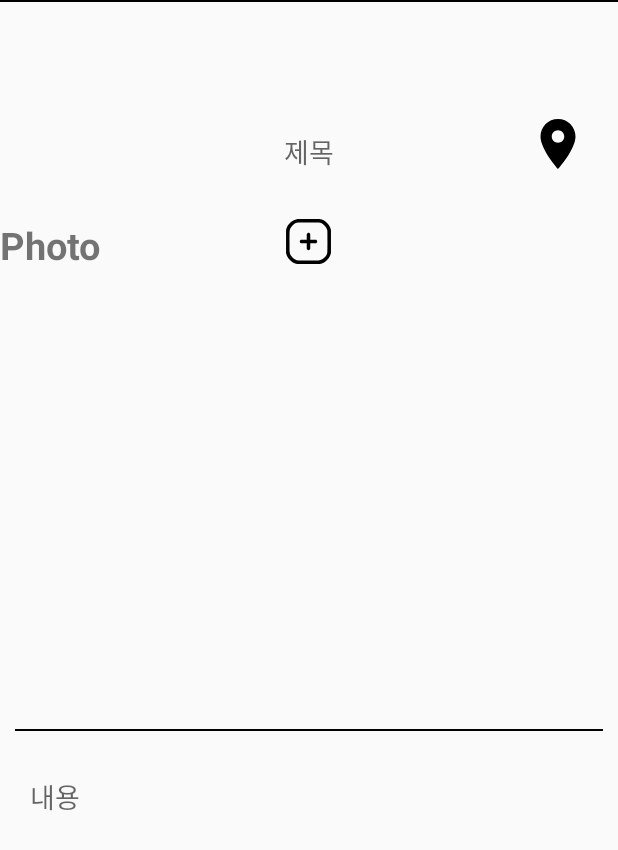
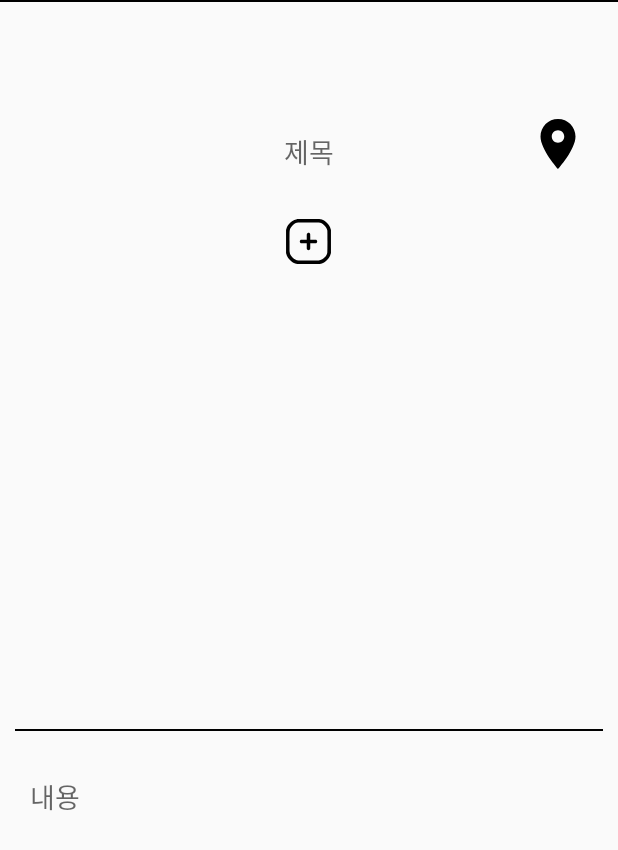
Before and after one commit to Nongdanggong/MNS, an Android app: the PostCreateFragment screen opened through its navigation route, on a phone screen of 412 x 824 dp. Shown: the top 850 px of the screen. Run offline under Robolectric (Android 15) with nearby library versions, the phone set to English and light mode, and no system bars; our stand-ins replace Room's generated code; 1 statement that could not run was skipped.

```diff
--- a/app/src/main/res/layout/drawer_toolbar.xml
+++ b/app/src/main/res/layout/drawer_toolbar.xml
@@ -5,6 +5,7 @@
     android:layout_width="match_parent"
     android:layout_height="wrap_content"
     android:background="#CBFFFA"
+    app:title=" "
     xmlns:android="http://schemas.android.com/apk/res/android">
 
     <ImageView
--- a/app/src/main/res/layout/fragment_post_create.xml
+++ b/app/src/main/res/layout/fragment_post_create.xml
@@ -38,12 +38,12 @@
         android:layout_height="30dp"
         android:orientation="horizontal">
 
-        <TextView
-            android:layout_width="wrap_content"
-            android:layout_height="match_parent"
-            android:text="Photo"
-            android:textSize="25dp"
-            android:textStyle="bold" />
+<!--        <TextView-->
+<!--            android:layout_width="wrap_content"-->
+<!--            android:layout_height="match_parent"-->
+<!--            android:text="Photo"-->
+<!--            android:textSize="25dp"-->
+<!--            android:textStyle="bold" />-->
 
         <ImageButton
             android:id="@+id/addPhoto"
--- a/app/src/main/res/layout/fragment_post_read_footer.xml
+++ b/app/src/main/res/layout/fragment_post_read_footer.xml
@@ -13,6 +13,7 @@
         android:layout_width="30dp"
         android:layout_height="50dp"
         android:layout_margin="5dp"
+        app:layout_constraintTop_toTopOf="parent"
         app:layout_constraintBottom_toBottomOf="parent"
         app:layout_constraintLeft_toLeftOf="parent" />
 
@@ -25,8 +26,10 @@
         android:maxHeight="100dp"
         android:padding="10sp"
         app:layout_constraintHorizontal_weight="1"
+        app:layout_constraintTop_toTopOf="parent"
         app:layout_constraintLeft_toRightOf="@+id/bottom_comment_img"
         app:layout_constraintRight_toLeftOf="@+id/bottom_comment_sendBtn"
+        app:layout_constraintBottom_toBottomOf="parent"
         tools:ignore="MissingConstraints" />
     <!-- maxHeight:100dp로 해서 고정, horizontal_weight1줘서 길이고정 -->
 
@@ -38,6 +41,7 @@
         android:layout_margin="5dp"
         android:background="@android:color/transparent"
         android:scaleType="fitCenter"
+        app:layout_constraintTop_toTopOf="parent"
         app:layout_constraintBottom_toBottomOf="parent"
         app:layout_constraintRight_toRightOf="parent" />
     <!-- scaleType: fitCenter로 해줘야 이미지가 버튼에 안짤리고 들어옴 -->
```
Also changed, not shown: app/src/main/res/drawable-v24/pin.png, app/src/main/res/drawable-v24/pinblue.png, app/src/main/res/drawable-v24/pingreen.png, app/src/main/res/drawable-v24/pinred.png, app/src/main/res/drawable-v24/pinyellow.png, app/src/main/res/drawable/pin.png, app/src/main/res/drawable/pinblue.png, app/src/main/res/drawable/pingreen.png, app/src/main/res/drawable/pinred.png, app/src/main/res/drawable/pinyellow.png.
